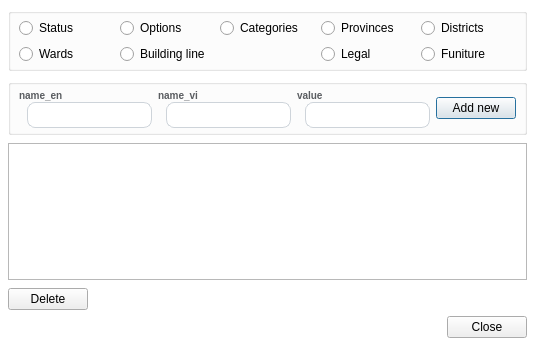
First picture: the form in ui/dialog_re_product_settings.ui, repository dinhbinhnguyen0105/python.my-manager.v2, before the edit.
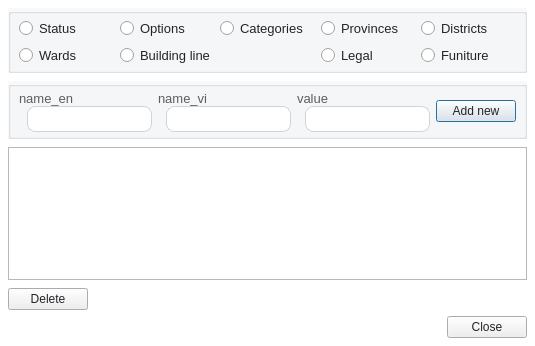
Second picture: the form after the edit.

Diff of the .ui file:
```diff
--- a/ui/dialog_re_product_settings.ui
+++ b/ui/dialog_re_product_settings.ui
@@ -14,26 +14,48 @@
    <string>Dialog</string>
   </property>
   <property name="styleSheet">
-   <string notr="true">QDialog {
-	font-family: &quot;Courier New&quot;;
-	background-color: #ffffff;
+   <string notr="true">#Dialog_REProductSettings {
+  font-family: &quot;Courier New&quot;;
+  background-color: #FFFFFF;
 }
-QLabel{
-	font-size: 10px;
-	font-weight: 600;
-	color: rgb(90, 93, 97);
-	max-height: 14px;
+QGroupBox {
+  font-family: &quot;Courier New&quot;;
+  font-size: 13px;
+  background-color: rgba(248, 249, 250, 1);
 }
 QLineEdit {
-padding: 4px 0;
-border: 1px solid #CED4DA;
-border-radius: 8px;
-margin-left: 8px;
-padding-left: 4px;
+  padding: 4px 0;
+  border: 1px solid #ced4da;
+  border-radius: 8px;
+  margin-left: 8px;
+  padding-left: 4px;
+  background-color: #FFFFFF;
+  color:#212529;
 }
-QRadioButton{
-font-family: &quot;Courier New&quot;;
-}</string>
+QPlainTextEdit {
+	background-color: #FFFFFF;
+  color:#212529;
+}
+QLabel {
+  font-family: &quot;Courier New&quot;;
+  font-size: 13px;
+  color: rgb(90, 93, 97);
+}
+QRadioButton {
+  font-family: &quot;Courier New&quot;;
+  font-size: 13px;
+  color: #212529;
+}
+QComboBox {
+  font-family: &quot;Courier New&quot;;
+  font-size: 13px;
+  color: #212529;
+}
+QPushButton {
+  color: #212529;
+}
+
+</string>
   </property>
   <layout class="QVBoxLayout" name="verticalLayout_5">
    <property name="leftMargin">
@@ -306,6 +328,12 @@
       <layout class="QHBoxLayout" name="horizontalLayout_3">
        <item>
         <widget class="QPushButton" name="delete_btn">
+         <property name="autoFillBackground">
+          <bool>true</bool>
+         </property>
+         <property name="styleSheet">
+          <string notr="true"/>
+         </property>
          <property name="text">
           <string>Delete</string>
          </property>
```
Left out of the diff: 1 changed line with no effect on the pictures.
